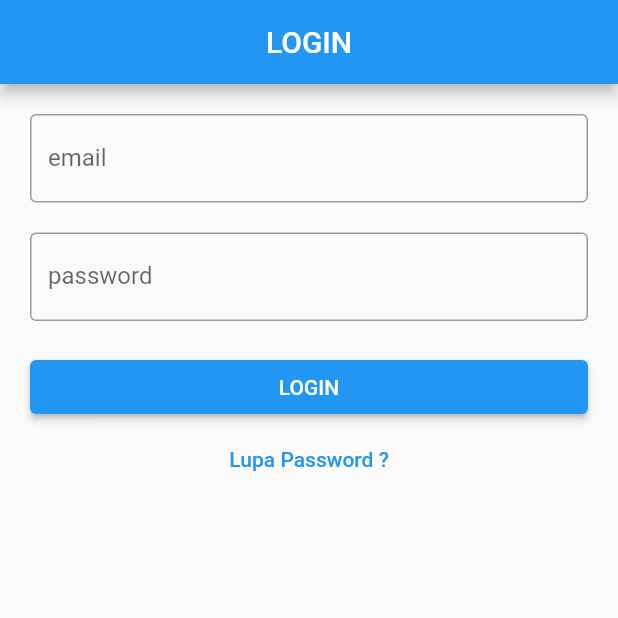
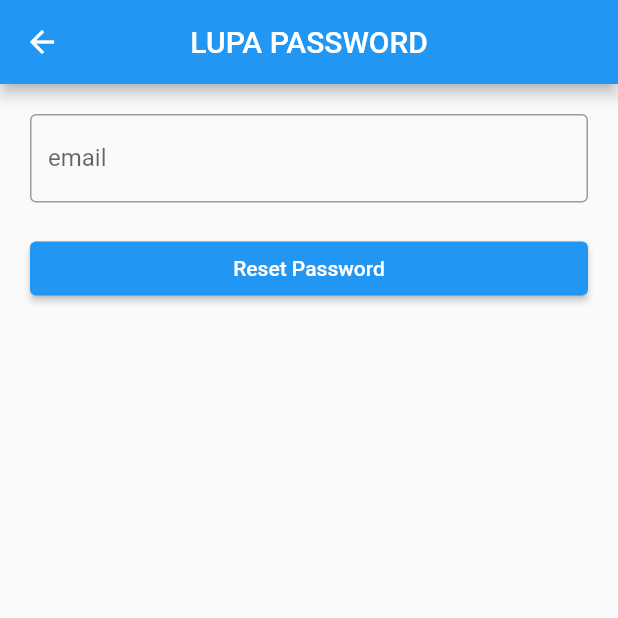
Before and after one commit to agedz1911/Absensi, a Flutter app: the screen it shows after launch, after a tap on "Lupa Password ?", on a phone screen of 412 x 824 dp, the top half of it. Run offline on Flutter 3.47's test engine with Material 2 defaults, Android fonts, the phone set to English and light mode, and no system bars; our stand-ins replace cloud_firestore, firebase_auth, firebase_core, get; accounts and stored records are empty.

Commit message:
5th commit

```diff
--- /dev/null
+++ b/lib/app/modules/forgot_password/bindings/forgot_password_binding.dart
@@ -0,0 +1,12 @@
+import 'package:get/get.dart';
+
+import '../controllers/forgot_password_controller.dart';
+
+class ForgotPasswordBinding extends Bindings {
+  @override
+  void dependencies() {
+    Get.lazyPut<ForgotPasswordController>(
+      () => ForgotPasswordController(),
+    );
+  }
+}
--- /dev/null
+++ b/lib/app/modules/forgot_password/controllers/forgot_password_controller.dart
@@ -0,0 +1,26 @@
+import 'package:firebase_auth/firebase_auth.dart';
+import 'package:flutter/cupertino.dart';
+import 'package:get/get.dart';
+
+class ForgotPasswordController extends GetxController {
+  RxBool isLoading = false.obs;
+  TextEditingController emailC = TextEditingController();
+
+  FirebaseAuth auth = FirebaseAuth.instance;
+
+  void sendEmail() async {
+    if (emailC.text.isNotEmpty) {
+      isLoading.value = true;
+        try {
+        await auth.sendPasswordResetEmail(email: emailC.text);
+        Get.snackbar("SUCCESS", "Berhasil mengirimkan reset password ke email anda");
+
+        Get.back();
+      } catch (e) {
+        Get.snackbar("ERROR", "Tidak dapat mengirim email reset password");
+      } finally {
+        isLoading.value = false;
+      }
+    }
+  }
+}
--- /dev/null
+++ b/lib/app/modules/forgot_password/views/forgot_password_view.dart
@@ -0,0 +1,42 @@
+import 'package:flutter/material.dart';
+
+import 'package:get/get.dart';
+
+import '../controllers/forgot_password_controller.dart';
+
+class ForgotPasswordView extends GetView<ForgotPasswordController> {
+  const ForgotPasswordView({Key? key}) : super(key: key);
+  @override
+  Widget build(BuildContext context) {
+    return Scaffold(
+      appBar: AppBar(
+        title: const Text('LUPA PASSWORD'),
+        centerTitle: true,
+      ),
+      body: ListView(
+        padding: const EdgeInsets.all(20),
+        children: [
+          TextField(
+            controller: controller.emailC,
+            autocorrect: false,
+            decoration: InputDecoration(
+              labelText: "email",
+              border: OutlineInputBorder(),
+            ),
+          ),
+          SizedBox(height: 20),
+          Obx(
+            () => ElevatedButton(
+              onPressed: ()  {
+                if (controller.isLoading.isFalse) {
+                   controller.sendEmail();
+                }
+              },
+              child: Text(controller.isLoading.isFalse ? "Reset Password": "LOADING ..."),
+            ),
+          ),
+        ],
+      ),
+    );
+  }
+}
--- a/lib/app/modules/login/views/login_view.dart
+++ b/lib/app/modules/login/views/login_view.dart
@@ -1,3 +1,4 @@
+import 'package:absensi/app/routes/app_pages.dart';
 import 'package:flutter/material.dart';
 
 import 'package:get/get.dart';
@@ -45,7 +46,10 @@ class LoginView extends GetView<LoginController> {
               child: Text(controller.isLoading.isFalse ? "LOGIN" : "LOADING ..."),
               ),
             ),
-          TextButton(onPressed: () {}, child: Text("Lupa Password ?")),
+          TextButton(
+            onPressed: () => Get.toNamed(Routes.FORGOT_PASSWORD),
+            child: Text("Lupa Password ?")
+          ),
         ],
       ),
     );
--- a/lib/app/routes/app_routes.dart
+++ b/lib/app/routes/app_routes.dart
@@ -7,6 +7,7 @@ abstract class Routes {
   static const ADD_PEGAWAI = _Paths.ADD_PEGAWAI;
   static const LOGIN = _Paths.LOGIN;
   static const NEW_PASSWORD = _Paths.NEW_PASSWORD;
+  static const FORGOT_PASSWORD = _Paths.FORGOT_PASSWORD;
 }
 
 abstract class _Paths {
@@ -15,4 +16,5 @@ abstract class _Paths {
   static const ADD_PEGAWAI = '/add-pegawai';
   static const LOGIN = '/login';
   static const NEW_PASSWORD = '/new-password';
+  static const FORGOT_PASSWORD = '/forgot-password';
 }
```
Also changed, not shown: lib/app/routes/app_pages.dart (+7 -0 lines).
